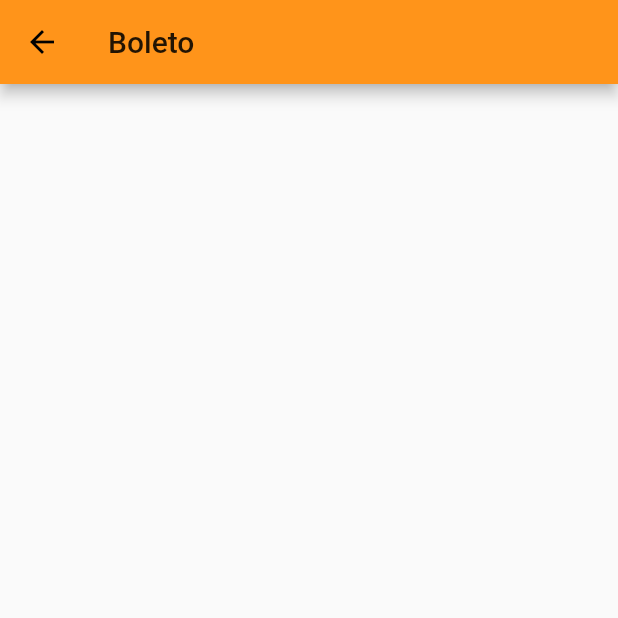
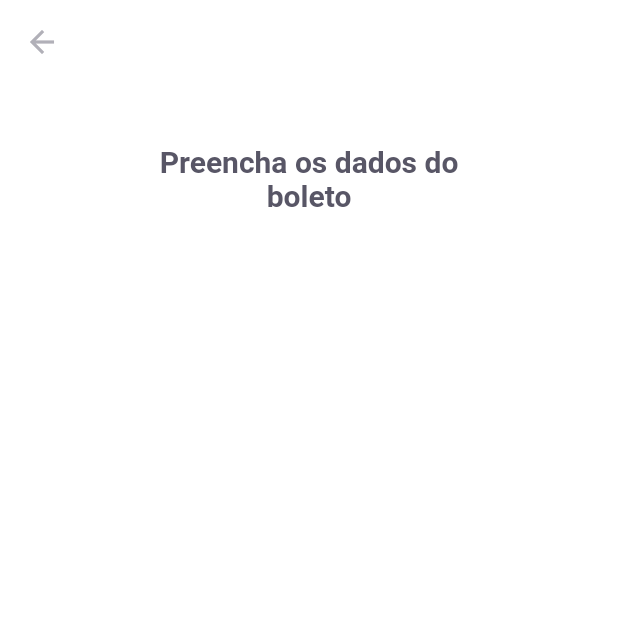
Before and after one commit to Jhone0202/payflow, a Flutter app: the InsertBoletoPage screen opened by its route, on a phone screen of 412 x 824 dp, the top half of it. Run offline on Flutter 3.47's test engine with Material 2 defaults, Android fonts, the phone set to English and light mode, and no system bars; our stand-ins replace camera, firebase_core, google_fonts, google_sign_in, image_picker, shared_preferences; missing offline and left inert: google_ml_kit; accounts and stored records are empty.

Commit message:
<Change log> 14/08/2021 - Backup;

```diff
--- a/lib/modules/barcode_scanner/barcode_scanner_controller.dart
+++ b/lib/modules/barcode_scanner/barcode_scanner_controller.dart
@@ -34,7 +34,6 @@ class BarcodeScannerController {
   Future<void> scannerBarCode(InputImage inputImage) async {
     try {
       final barcodes = await barcodeScanner.processImage(inputImage);
-
       var barcode;
       for (Barcode item in barcodes) {
         barcode = item.value.displayValue;
--- a/lib/modules/insert_boleto/insert_boleto_page.dart
+++ b/lib/modules/insert_boleto/insert_boleto_page.dart
@@ -1,4 +1,6 @@
 import 'package:flutter/material.dart';
+import 'package:payflow/shared/themes/app_colors.dart';
+import 'package:payflow/shared/themes/app_text_styles.dart';
 
 class InsertBoletoPage extends StatelessWidget {
   static const String routeName = '/insert_boleto_page';
@@ -7,8 +9,23 @@ class InsertBoletoPage extends StatelessWidget {
   @override
   Widget build(BuildContext context) {
     return Scaffold(
+      backgroundColor: AppColors.background,
       appBar: AppBar(
-        title: Text('Boleto'),
+        backgroundColor: AppColors.background,
+        elevation: 0,
+        leading: BackButton(color: AppColors.input),
+      ),
+      body: Column(
+        children: [
+          Padding(
+            padding: const EdgeInsets.symmetric(horizontal: 80, vertical: 40),
+            child: Text(
+              'Preencha os dados do boleto',
+              style: AppTextStyles.titleBoldHeading,
+              textAlign: TextAlign.center,
+            ),
+          ),
+        ],
       ),
     );
   }
--- a/lib/shared/themes/app_colors.dart
+++ b/lib/shared/themes/app_colors.dart
@@ -6,6 +6,7 @@ class AppColors {
   static final delete = Color(0xFFE83F5B);
   static final heading = Color(0xFF585666);
   static final body = Color(0xFF706E7A);
+  static final input = Color(0xFFB1B0B8);
   static final stroke = Color(0xFFE3E3E6);
   static final shape = Color(0xFFFAFAFC);
   static final background = Color(0xFFFFFFFF);
--- a/pubspec.yaml
+++ b/pubspec.yaml
@@ -36,6 +36,7 @@ dependencies:
   google_ml_kit: ^0.7.0
   camera: ^0.8.1+7
   image_picker: ^0.8.3+2
+  font_awesome_flutter: ^9.1.0
 
 dev_dependencies:
   flutter_test:
```
Also changed, not shown: lib/modules/barcode_scanner/barcode_scanner_page.dart (+11 -12 lines), assets/images/boleto_screen.png (added), pubspec.lock.
